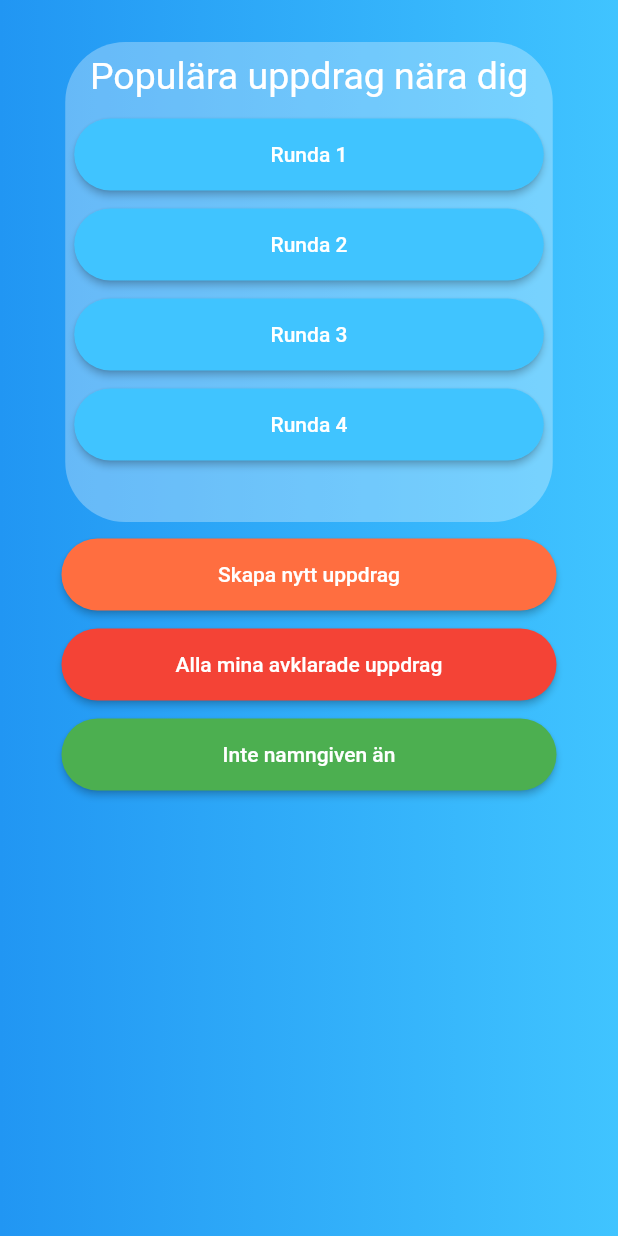
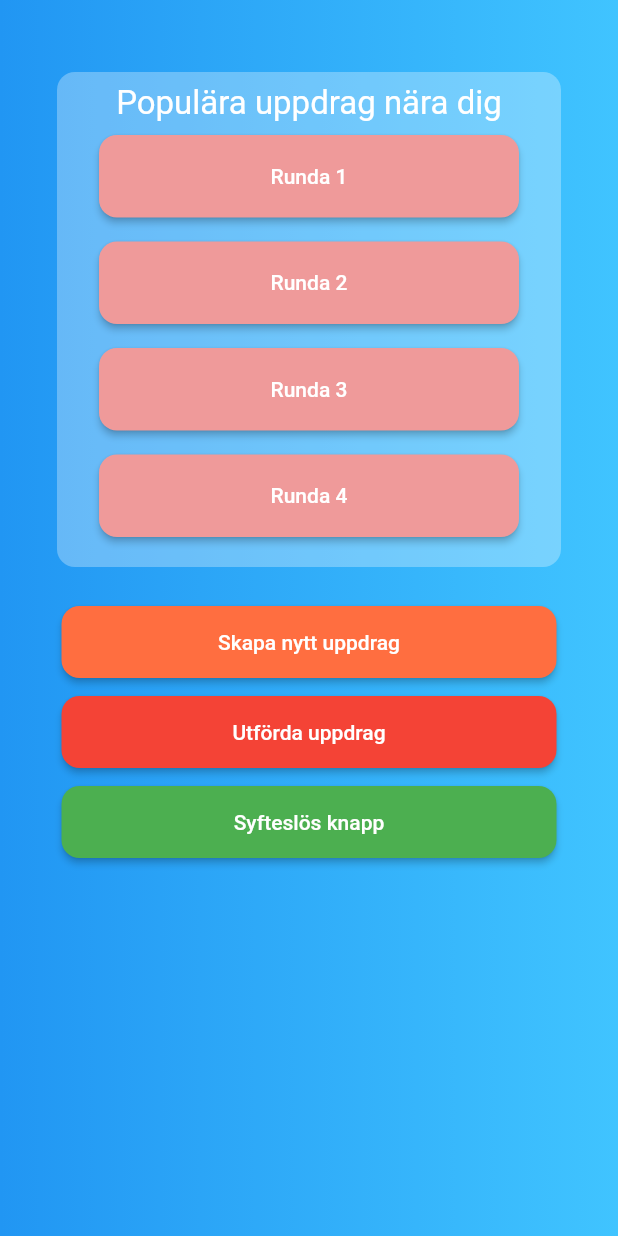
Before and after one commit to knopp10000/PVT_gr74_PROJECT_FRONTEND, a Flutter app: the MissionsPage screen opened directly, on a phone screen of 412 x 824 dp. Run offline on Flutter 3.47's test engine with Material 2 defaults, Android fonts, the phone set to English and light mode, and no system bars; our stand-ins replace carousel_pro, google_maps_flutter, permission_handler, shared_preferences; missing offline and left inert: flutter_facebook_login; accounts and stored records are empty.

Commit message:
Uppdatering missionsPage

```diff
--- a/lib/src/missionsPage.dart
+++ b/lib/src/missionsPage.dart
@@ -1,3 +1,5 @@
+import 'dart:ui';
+
 import 'package:flutter/material.dart';
 
 class MissionsPage extends StatelessWidget {
@@ -5,150 +7,76 @@ class MissionsPage extends StatelessWidget {
 
   MissionsPage(this.color);
 
-  @override
-  Widget build(BuildContext context) {
-
-    final text1 = Padding(
-      padding: EdgeInsets.all(8.0),
-      child: Text(
-        'Populära uppdrag nära dig',
-        style: TextStyle(fontSize: 25.0, color: Colors.white),
-      ),
-    );
-
-    final runda1 = Container(
-      width: 325.0,
-      height: 60.0,
-      padding: EdgeInsets.symmetric(vertical: 6.0, horizontal: 6.0),
+  Widget _missionButton(String title) {
+    return Container(
+      width: 280.0,
+      height: 55.0,
+      margin: EdgeInsets.all(8.0),
         child: RaisedButton(
+          padding: EdgeInsets.symmetric(horizontal: 28.0, vertical: 8.0),
           shape: RoundedRectangleBorder(
-          borderRadius: BorderRadius.circular(24),
+            borderRadius: BorderRadius.circular(12),
           ),
           onPressed: () {
             //Navigator.of(context).pushNamed();
           },
-        color: Colors.lightBlueAccent,
-        child: Text('Runda 1', style: TextStyle(color: Colors.white)),
-      ),
-    );
+          color: Colors.red[200],
+          child: Text(title, style: TextStyle(color: Colors.white)),
+        ));
+  }
 
-    final runda2 = Container(
-      width: 325.0,
-      height: 60.0,
-      padding: EdgeInsets.symmetric(vertical: 6.0, horizontal: 6.0),
-      child: RaisedButton(
-        shape: RoundedRectangleBorder(
-          borderRadius: BorderRadius.circular(24),
-        ),
-        onPressed: () {
-          //Navigator.of(context).pushNamed();
-        },
-        color: Colors.lightBlueAccent,
-        child: Text('Runda 2', style: TextStyle(color: Colors.white)),
-      ),
-    );
-
-    final runda3 = Container(
-      width: 325.0,
-      height: 60.0,
-      padding: EdgeInsets.symmetric(vertical: 6.0, horizontal: 6.0),
-      child: RaisedButton(
-        shape: RoundedRectangleBorder(
-          borderRadius: BorderRadius.circular(24),
-        ),
-        onPressed: () {
-          //Navigator.of(context).pushNamed();
-        },
-        color: Colors.lightBlueAccent,
-        child: Text('Runda 3', style: TextStyle(color: Colors.white)),
-      ),
-    );
-
-    final runda4 = Container(
-      width: 325.0,
-      height: 60.0,
-      padding: EdgeInsets.symmetric(vertical: 6.0, horizontal: 6.0),
-      child: RaisedButton(
-        shape: RoundedRectangleBorder(
-          borderRadius: BorderRadius.circular(24),
-        ),
-        onPressed: () {
-          //Navigator.of(context).pushNamed();
-        },
-        color: Colors.lightBlueAccent,
-        child: Text('Runda 4', style: TextStyle(color: Colors.white)),
-      ),
-    );
-
-    final container = Container(
-      //padding: const EdgeInsets.all(32.0),
-        height: 320.0,
-        margin: const EdgeInsets.only(bottom: 5.0),
-        decoration: new BoxDecoration(
-            color: Colors.white70.withOpacity(0.3), //new Color.fromRGBO(255, 0, 0, 0.0),
-            borderRadius: new BorderRadius.only(
-                topLeft:  const  Radius.circular(40.0),
-                topRight: const  Radius.circular(40.0),
-                bottomLeft:  const  Radius.circular(40.0),
-                bottomRight: const  Radius.circular(40.0))
-        ),
-        child: Column(
-          children: <Widget>[text1, runda1, runda2, runda3, runda4],
-        )
-    );
-
-    final skapa = Container(
+  Widget _actionButton(String title, Color color) {
+    return Container(
       width: 330.0,
       height: 60.0,
       padding: EdgeInsets.symmetric(vertical: 6.0),
       child: RaisedButton(
         shape: RoundedRectangleBorder(
-          borderRadius: BorderRadius.circular(24),
+          borderRadius: BorderRadius.circular(12),
         ),
         onPressed: () {
           //Navigator.of(context).pushNamed();
         },
-        color: Colors.deepOrangeAccent,
-        padding: EdgeInsets.only(left: 100.0, right: 100.0, top: 15.0, bottom: 15.0),
-        child: Text('Skapa nytt uppdrag', style: TextStyle(color: Colors.white)),
+        color: color,
+        child: Text(
+          title,
+          style: TextStyle(color: Colors.white),
+          textAlign: TextAlign.center,
+        ),
       ),
     );
+  }
 
-    final avklarade = Container(
-      width: 330.0,
-      height: 60.0,
-      padding: EdgeInsets.symmetric(vertical: 6.0),
-      child: RaisedButton(
-        shape: RoundedRectangleBorder(
-          borderRadius: BorderRadius.circular(24),
+  Widget _missionListView() {
+    return Container(
+      padding: EdgeInsets.only(top: 8.0, bottom: 12.0, left: 20.0, right: 20.0),
+      margin: const EdgeInsets.symmetric(vertical: 20.0),
+      decoration: new BoxDecoration(
+        color: Colors.white54
+            .withOpacity(0.3), //new Color.fromRGBO(255, 0, 0, 0.0),
+        borderRadius: new BorderRadius.all(Radius.circular(12)),
       ),
-        onPressed: () {
-          //Navigator.of(context).pushNamed();
-        },
-        color: Colors.red,
-        padding: EdgeInsets.only(left: 75.0, right: 75.0, top: 15.0, bottom: 15.0),
-        child: Text('Alla mina avklarade uppdrag', style: TextStyle(color: Colors.white)),
+      child: Column(
+        children: <Widget>[
+          Text(
+            'Populära uppdrag nära dig',
+            style: TextStyle(fontSize: 22.0, color: Colors.white),
+            textAlign: TextAlign.center,
+          ),
+          _missionButton('Runda 1'),
+          _missionButton('Runda 2'),
+          _missionButton('Runda 3'),
+          _missionButton('Runda 4'),
+        ],
       ),
     );
+  }
 
-    final noName = Container(
-      width: 330.0,
-      height: 60.0,
-      padding: EdgeInsets.symmetric(vertical: 6.0),
-      child: RaisedButton(
-        shape: RoundedRectangleBorder(
-          borderRadius: BorderRadius.circular(24),
-        ),
-        onPressed: () {
-          //Navigator.of(context).pushNamed();
-        },
-        color: Colors.green,
-        padding: EdgeInsets.only(left: 107.0, right: 107.0, top: 15.0, bottom: 15.0),
-        child: Text('Inte namngiven än', style: TextStyle(color: Colors.white)),
-      ),
-    );
-
-    final body = Container(
+  @override
+  Widget build(BuildContext context) {
+    return Scaffold(
+      body: Center(
+        child: Container(
           width: MediaQuery.of(context).size.width,
           padding: EdgeInsets.all(28.0),
           decoration: BoxDecoration(
@@ -158,12 +86,15 @@ class MissionsPage extends StatelessWidget {
             ]),
           ),
           child: Column(
-        children: <Widget>[container, skapa, avklarade, noName],
+            children: <Widget>[
+              _missionListView(),
+              _actionButton('Skapa nytt uppdrag', Colors.deepOrangeAccent),
+              _actionButton('Utförda uppdrag', Colors.red),
+              _actionButton('Syfteslös knapp', Colors.green),
+            ],
           ),
-    );
-
-    return Scaffold(
-      body: body,
+        ),
+      ),
     );
   }
 }
```
Lines whose indentation alone changed are shown as unchanged.
